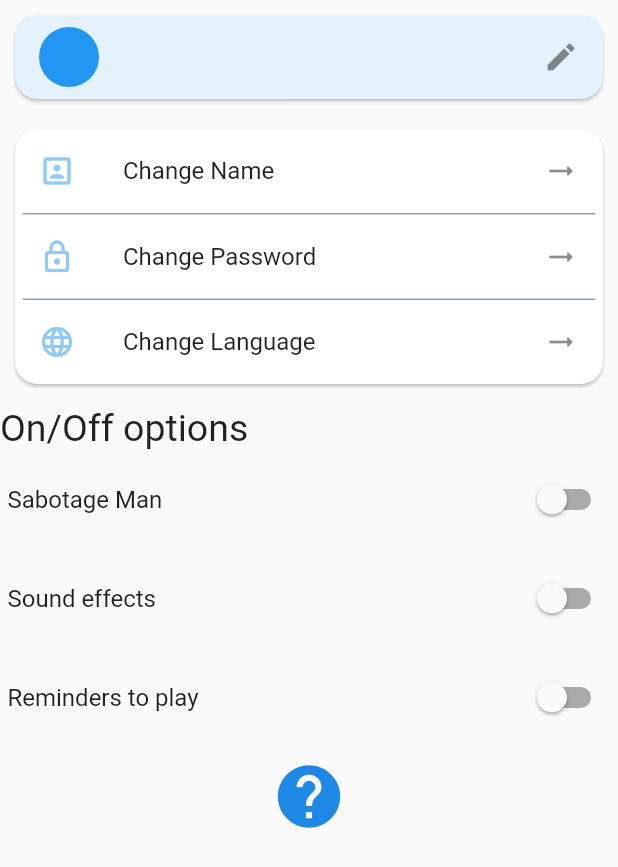
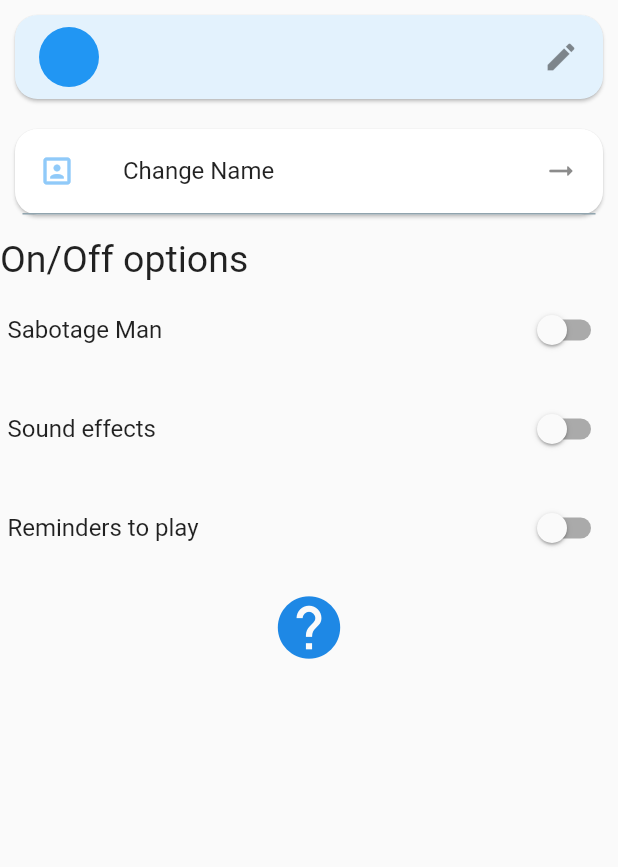
Before and after one commit to hrasheed53/LungDoctor, a Flutter app: the Settings screen opened directly, on a phone screen of 412 x 824 dp. Shown: the top 867 px of the screen. Run offline on Flutter 3.47's test engine with Material 2 defaults, Android fonts, the phone set to English and light mode, and no system bars; our stand-ins replace audioplayers, firebase_auth, firebase_core, google_sign_in, photo_view, sqflite; missing offline and left inert: condition; accounts and stored records are empty.

Commit message:
got rid of change name and change password

```diff
--- a/lib/settings.dart
+++ b/lib/settings.dart
@@ -57,25 +57,6 @@ class _SettingsState extends State<Settings> {
                     trailing: Icon(Icons.arrow_right_alt_rounded),
                   ),
                   line(),
-                  ListTile(
-                    onTap: () {
-                      //if we want to add edit profile functionality
-                    },
-                    leading: Icon(Icons.lock_outline_rounded,
-                        color: Colors.blue[200]),
-                    title: Text('Change Password'),
-                    trailing: Icon(Icons.arrow_right_alt_rounded),
-                  ),
-                  line(),
-                  ListTile(
-                    onTap: () {
-                      //if we want to add edit profile functionality
-                    },
-                    leading:
-                        Icon(Icons.language_rounded, color: Colors.blue[200]),
-                    title: Text('Change Language'),
-                    trailing: Icon(Icons.arrow_right_alt_rounded),
-                  ),
                 ],
               ),
             ),
```
